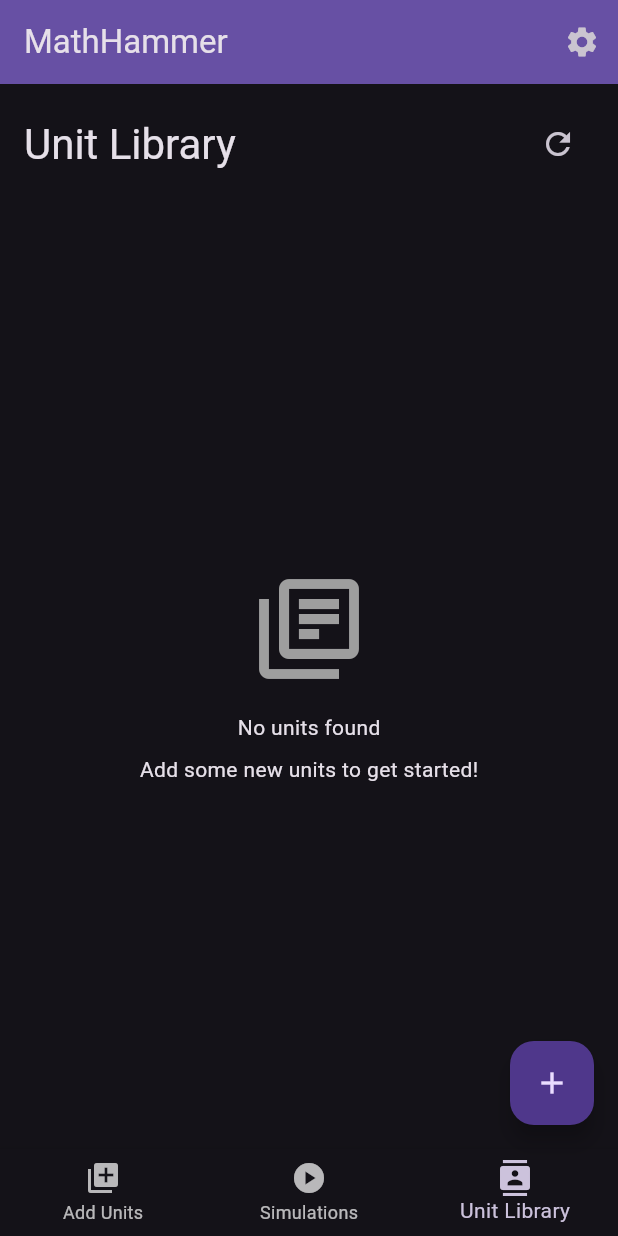
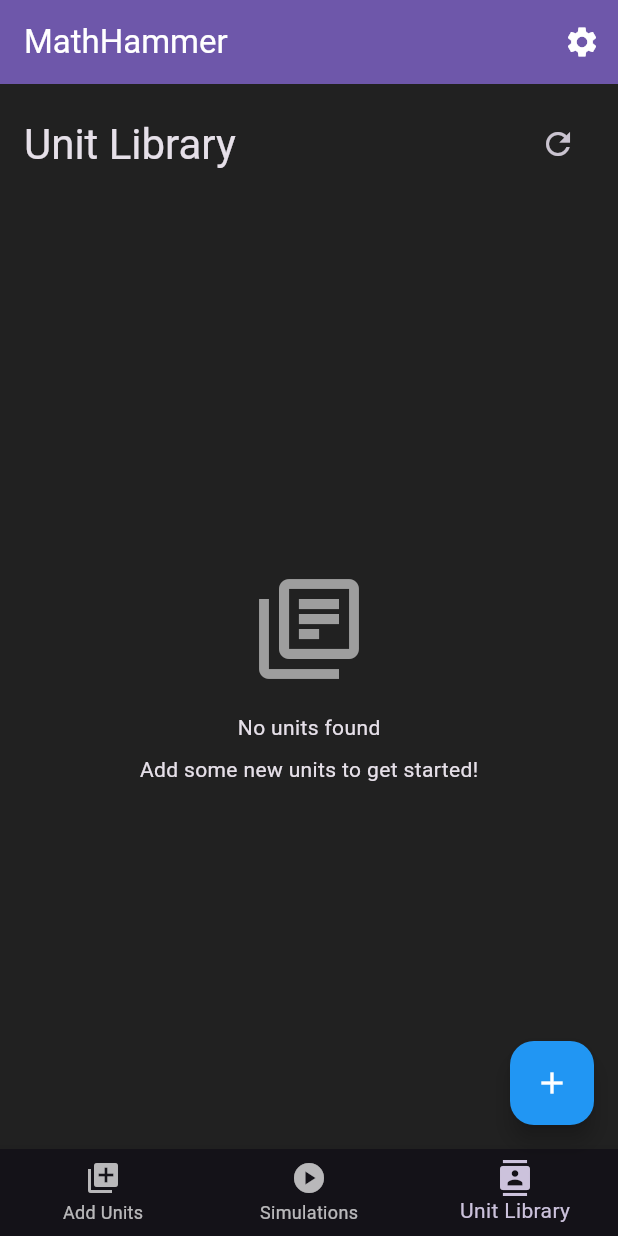
Before and after one commit to ChandlerBlack/MathHammer_Flutter, a Flutter app: the screen it shows after launch, item 3 of the bottom bar chosen, on a phone screen of 412 x 824 dp. Run offline on Flutter 3.47's test engine with Material 3 defaults, Android fonts, the phone set to English and light mode, and no system bars; our stand-ins replace camera, shared_preferences, sqflite; accounts and stored records are empty.

Commit message:
Settings page, Theme, and sorting done

```diff
--- a/lib/pages/unit_library_page.dart
+++ b/lib/pages/unit_library_page.dart
@@ -2,6 +2,8 @@ import 'package:flutter/material.dart';
 import 'package:mathhammer/widgets/unit_card_base.dart';
 import '../models/unit_stats.dart';
 import '../database/db.dart';
+import 'package:provider/provider.dart';
+import '../settings_manager.dart';
 
 class UnitLibraryPage extends StatefulWidget{
   final Function(Unit, int)? onSelectUnit;
@@ -23,13 +25,23 @@ class UnitLibraryPage extends StatefulWidget{
 
 // TODO: link to database to fetch all stored units
 class _UnitLibraryPageState extends State<UnitLibraryPage> {
-  // Dummy units for testing
   void _refreshUnits() async {
     setState(() {});
   }
 
+  Future<List<Unit>> _getUnits() async {
+    final settingsManager = Provider.of<SettingsManager>(context, listen: false);
+    if (settingsManager.isAlphabetical) {
+      return getUnitsAlphabetical();
+    } else {
+      return getUnitsReverseAlphabetical();
+
+    }
+  }
+
   @override
   Widget build(BuildContext context) {
+    final settingsManager = Provider.of<SettingsManager>(context);
     return Scaffold(
       body: Column(
         children: [
@@ -51,7 +63,8 @@ class _UnitLibraryPageState extends State<UnitLibraryPage> {
           ),
           Expanded(
             child: FutureBuilder<List<Unit>>(
-              future: getAllUnits(),
+              key: ValueKey(settingsManager.sortOrder),
+              future: _getUnits(),
               builder:(context, snapshot) {
                 if (snapshot.connectionState == ConnectionState.waiting) { // waiting for units
                   return const Center(child: CircularProgressIndicator());
--- /dev/null
+++ b/lib/settings_manager.dart
@@ -0,0 +1,41 @@
+import 'package:flutter/material.dart';
+import 'package:shared_preferences/shared_preferences.dart';
+
+
+enum SortOrder {
+  alphabetical,
+  reverseAlphabetical
+}
+
+
+
+// This class was needed to maintain persistent settings
+class SettingsManager extends ChangeNotifier {
+  static const String _sortOrderKey = 'sort_order';
+  SortOrder _sortOrder = SortOrder.alphabetical;
+  SortOrder get sortOrder => _sortOrder;
+  bool get isAlphabetical => _sortOrder == SortOrder.alphabetical;
+
+  SettingsManager() {
+    _loadSettings();
+  }
+
+  Future<void> _loadSettings() async {
+    final prefs = await SharedPreferences.getInstance();
+    final index = prefs.getInt(_sortOrderKey) ?? 0;
+    _sortOrder = SortOrder.values[index];
+    notifyListeners();
+  }
+
+  Future<void> setSortOrder(SortOrder order) async {
+    _sortOrder = order;
+    await _saveSettings();
+    notifyListeners();
+  }
+
+  Future<void> _saveSettings() async {
+    final prefs = await SharedPreferences.getInstance();
+    await prefs.setInt(_sortOrderKey, _sortOrder.index);
+  }
+
+}
--- a/lib/theme.dart
+++ b/lib/theme.dart
@@ -0,0 +1,92 @@
+import 'package:flutter/material.dart';
+import 'package:shared_preferences/shared_preferences.dart';
+
+class ThemeManager extends ChangeNotifier {
+  static const String _themeKey = 'theme_mode';
+  ThemeMode _themeMode = ThemeMode.dark;
+
+  ThemeMode get themeMode => _themeMode;
+  bool get isDarkMode => _themeMode == ThemeMode.dark;
+
+  ThemeManager() {
+    _loadTheme();
+  }
+
+  // Load saved theme preference
+  Future<void> _loadTheme() async {
+    final prefs = await SharedPreferences.getInstance();
+    final isDark = prefs.getBool(_themeKey) ?? true; // default to dark
+    _themeMode = isDark ? ThemeMode.dark : ThemeMode.light;
+    notifyListeners();
+  }
+
+  // Toggle between light and dark theme
+  Future<void> toggleTheme() async {
+    _themeMode = _themeMode == ThemeMode.light ? ThemeMode.dark : ThemeMode.light;
+    await _saveTheme();
+    notifyListeners();
+  }
+
+  // Set specific theme
+  Future<void> setTheme(ThemeMode mode) async {
+    _themeMode = mode;
+    await _saveTheme();
+    notifyListeners();
+  }
+
+  // Save theme preference
+  Future<void> _saveTheme() async {
+    final prefs = await SharedPreferences.getInstance();
+    await prefs.setBool(_themeKey, _themeMode == ThemeMode.dark);
+  }
+
+  // Light theme definition
+  static ThemeData get lightTheme {
+    return ThemeData(
+      brightness: Brightness.light,
+      primarySwatch: Colors.blue,
+      scaffoldBackgroundColor: Colors.grey[100],
+      appBarTheme: const AppBarTheme(
+        backgroundColor: Colors.blue,
+        foregroundColor: Colors.white,
+        elevation: 2,
+      ),
+      cardTheme: CardThemeData(
+        color: Colors.white,
+        elevation: 2,
+        shape: RoundedRectangleBorder(
+          borderRadius: BorderRadius.circular(8),
+        ),
+      ),
+      floatingActionButtonTheme: const FloatingActionButtonThemeData(
+        backgroundColor: Colors.blue,
+        foregroundColor: Colors.white,
+      ),
+    );
+  }
+
+  // Dark theme definition
+  static ThemeData get darkTheme {
+    return ThemeData(
+      brightness: Brightness.dark,
+      primarySwatch: Colors.blue,
+      scaffoldBackgroundColor: Colors.grey[900],
+      appBarTheme: AppBarTheme(
+        backgroundColor: Colors.grey[850],
+        foregroundColor: Colors.white,
+        elevation: 2,
+      ),
+      cardTheme: CardThemeData(
+        color: Colors.grey[800],
+        elevation: 2,
+        shape: RoundedRectangleBorder(
+          borderRadius: BorderRadius.circular(8),
+        ),
+      ),
+      floatingActionButtonTheme: const FloatingActionButtonThemeData(
+        backgroundColor: Colors.blue,
+        foregroundColor: Colors.white,
+      ),
+    );
+  }
+}
--- a/pubspec.yaml
+++ b/pubspec.yaml
@@ -38,6 +38,8 @@ dependencies:
   sqflite: ^2.4.2
   sqflite_common_ffi: ^2.3.6
   path: ^1.9.1
+  provider: ^6.1.1
+  shared_preferences: ^2.2.2
 
 dev_dependencies:
   flutter_test:
@@ -64,6 +66,7 @@ flutter:
   # To add assets to your application, add an assets section, like this:
   assets:
     - assets/images/
+    - assets/sounds/
 
   # An image asset can refer to one or more resolution-specific "variants", see
   # https://flutter.dev/to/resolution-aware-images
```
Also changed, not shown: lib/database/db.dart (+75 -5 lines), lib/main.dart (+31 -3 lines), lib/pages/settings_page.dart (+73 -8 lines), lib/widgets/new_unit _forum.dart (+9 -2 lines), lib/widgets/unit_card_full.dart (+7 -7 lines), pubspec.lock, 1 other file.
